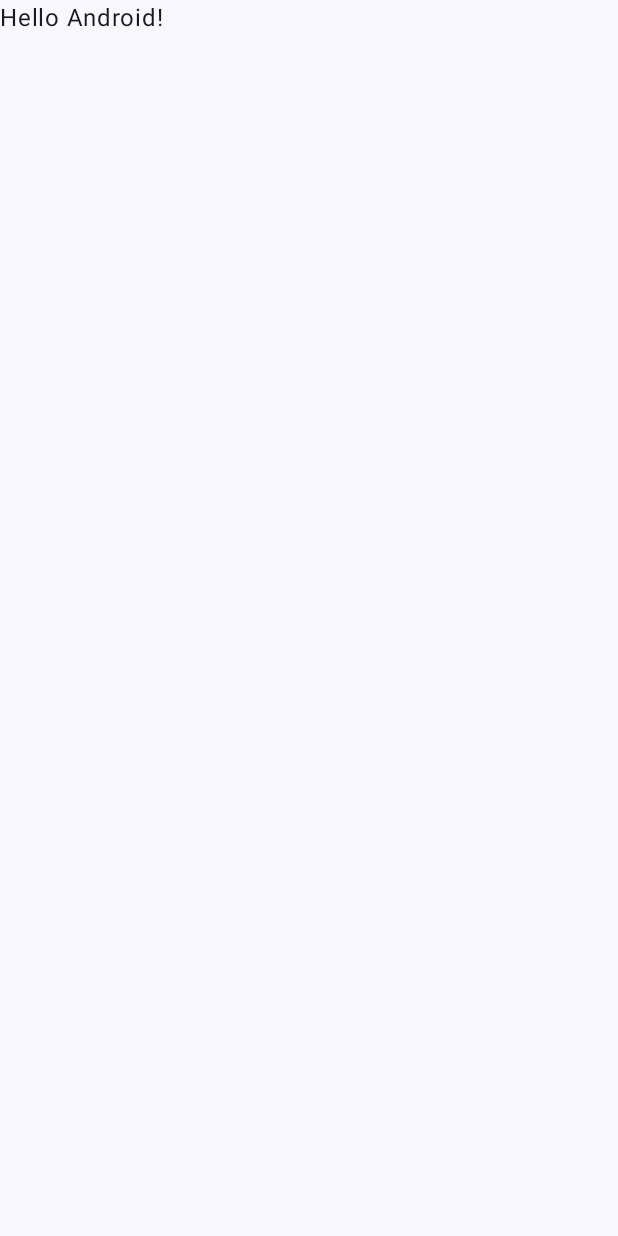
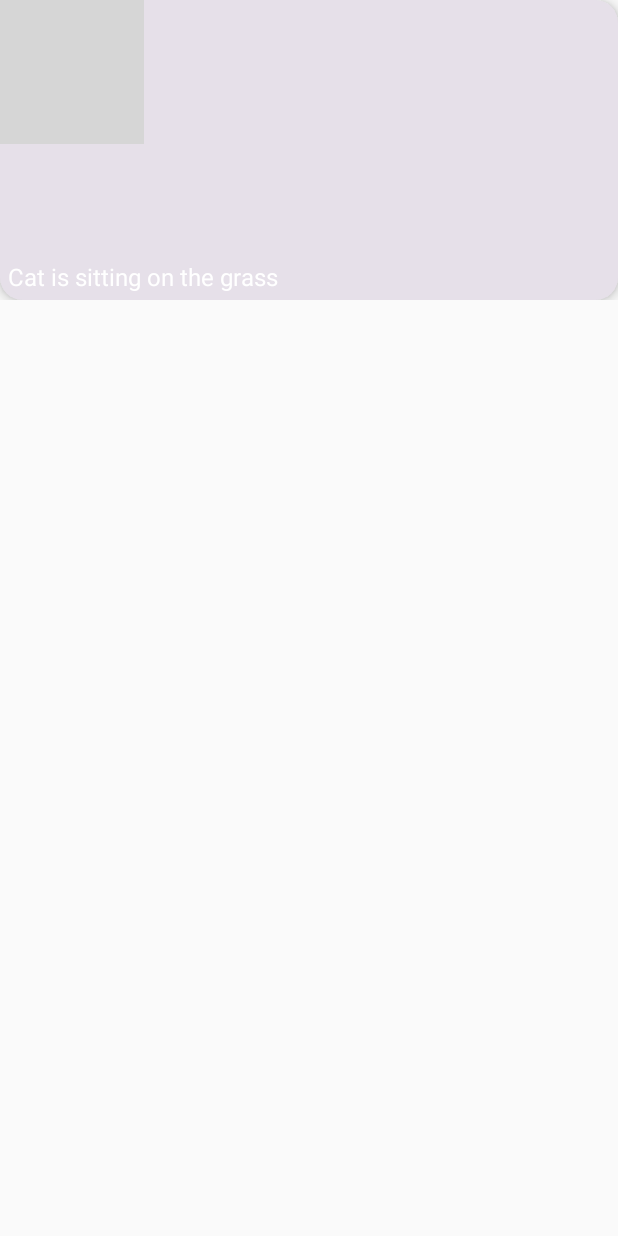
Before and after one commit to dp9318/ImageCard-using-Jetpack-Compose, an Android app built with Jetpack Compose: the screen it shows after launch (MainActivity), on a phone screen of 412 x 824 dp. Before the commit the screen is almost empty. Run offline under Robolectric (Android 15) with nearby library versions, the phone set to English and light mode, and no system bars; grey boxes are pictures that could not be loaded.

```diff
--- a/app/src/main/java/com/dp/imagecard/MainActivity.kt
+++ b/app/src/main/java/com/dp/imagecard/MainActivity.kt
@@ -3,44 +3,62 @@ package com.dp.imagecard
 import android.os.Bundle
 import androidx.activity.ComponentActivity
 import androidx.activity.compose.setContent
+import androidx.compose.foundation.Image
+import androidx.compose.foundation.layout.Box
 import androidx.compose.foundation.layout.fillMaxSize
-import androidx.compose.material3.MaterialTheme
-import androidx.compose.material3.Surface
+import androidx.compose.foundation.layout.fillMaxWidth
+import androidx.compose.foundation.layout.height
+import androidx.compose.foundation.layout.padding
+import androidx.compose.foundation.shape.RoundedCornerShape
+import androidx.compose.material3.Card
+import androidx.compose.material3.CardDefaults
 import androidx.compose.material3.Text
 import androidx.compose.runtime.Composable
+import androidx.compose.ui.Alignment
 import androidx.compose.ui.Modifier
-import androidx.compose.ui.tooling.preview.Preview
-import com.dp.imagecard.ui.theme.ImageCardTheme
+import androidx.compose.ui.graphics.Color
+import androidx.compose.ui.graphics.painter.Painter
+import androidx.compose.ui.layout.ContentScale
+import androidx.compose.ui.res.painterResource
+import androidx.compose.ui.text.TextStyle
+import androidx.compose.ui.unit.dp
+import androidx.compose.ui.unit.sp
 
 class MainActivity : ComponentActivity() {
     override fun onCreate(savedInstanceState: Bundle?) {
         super.onCreate(savedInstanceState)
         setContent {
-            ImageCardTheme {
-                // A surface container using the 'background' color from the theme
-                Surface(
-                    modifier = Modifier.fillMaxSize(),
-                    color = MaterialTheme.colorScheme.background
-                ) {
-                    Greeting("Android")
-                }
-            }
+            val painter = painterResource(id= R.drawable.cat_new_res)
+            val description = "Cat on the grass!"
+            val title = "Cat is sitting on the grass"
+            ImageCard(painter = painter, contentDescription = description, title = title)
         }
     }
 }
 
 @Composable
-fun Greeting(name: String, modifier: Modifier = Modifier) {
-    Text(
-        text = "Hello $name!",
-        modifier = modifier
-    )
-}
-
-@Preview(showBackground = true)
-@Composable
-fun GreetingPreview() {
-    ImageCardTheme {
-        Greeting("Android")
+fun ImageCard(
+    painter: Painter,
+    contentDescription: String,
+    title: String
+){
+    Card (
+        modifier = Modifier.fillMaxWidth(),
+        shape = RoundedCornerShape(15.dp),
+        elevation = CardDefaults.cardElevation(defaultElevation = 5.dp)
+    ) {
+        Box (modifier = Modifier.height(200.dp)) {
+            Image(painter = painter ,
+                contentDescription = contentDescription,
+                contentScale = ContentScale.Crop
+            )
+            Box(modifier = Modifier
+                .fillMaxSize()
+                .padding(5.dp),
+                contentAlignment = Alignment.BottomStart
+            ){
+                Text(title, style = TextStyle(color = Color.White, fontSize = 16.sp))
+            }
+        }
     }
 }
```
Also changed, not shown: 1 other file.
